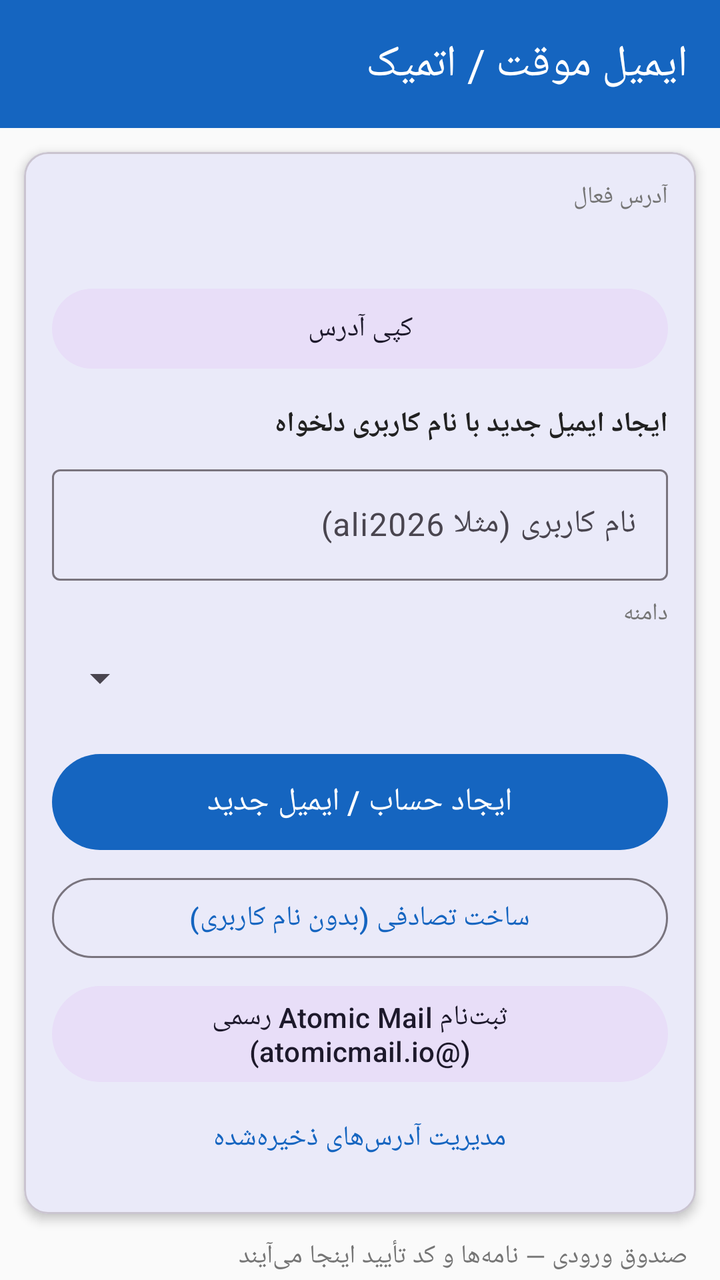
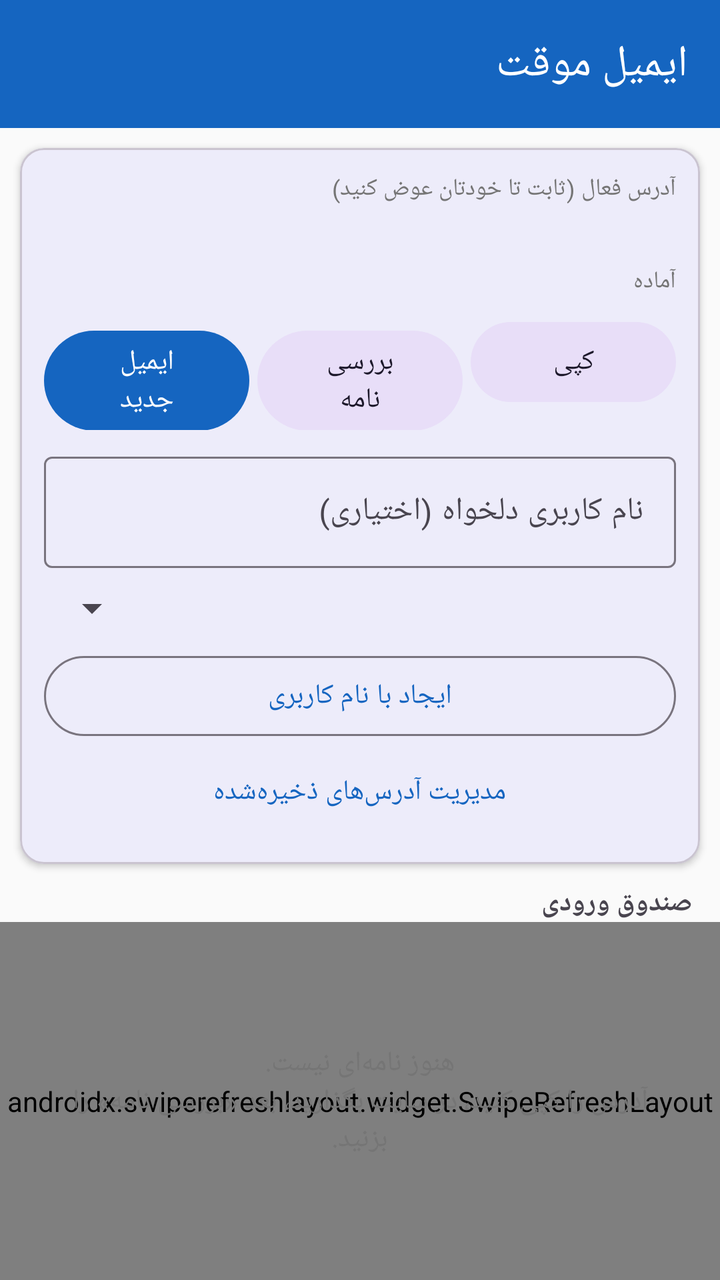

Two renders of the same Android screen: before a commit and after it. Below are the layout's source before the change and the commit's diff.
<!-- AndroidManifest.xml: application theme Theme.PersianEmail -->
<!-- res/layout/activity_temp_mail.xml -->
<?xml version="1.0" encoding="utf-8"?>
<androidx.coordinatorlayout.widget.CoordinatorLayout
    xmlns:android="http://schemas.android.com/apk/res/android"
    xmlns:app="http://schemas.android.com/apk/res-auto"
    android:layout_width="match_parent"
    android:layout_height="match_parent"
    android:layoutDirection="rtl"
    android:background="@color/bg">

    <com.google.android.material.appbar.AppBarLayout
        android:layout_width="match_parent"
        android:layout_height="wrap_content">
        <com.google.android.material.appbar.MaterialToolbar
            android:id="@+id/toolbar"
            android:layout_width="match_parent"
            android:layout_height="?attr/actionBarSize"
            android:background="@color/primary"
            app:title="ایمیل موقت / اتمیک"
            app:titleTextColor="@android:color/white" />
    </com.google.android.material.appbar.AppBarLayout>

    <LinearLayout
        android:layout_width="match_parent"
        android:layout_height="match_parent"
        android:orientation="vertical"
        app:layout_behavior="@string/appbar_scrolling_view_behavior">

        <com.google.android.material.card.MaterialCardView
            android:layout_width="match_parent"
            android:layout_height="wrap_content"
            android:layout_margin="12dp"
            app:cardElevation="3dp"
            app:cardCornerRadius="12dp">

            <LinearLayout
                android:layout_width="match_parent"
                android:layout_height="wrap_content"
                android:orientation="vertical"
                android:padding="14dp">

                <TextView
                    android:layout_width="match_parent"
                    android:layout_height="wrap_content"
                    android:text="آدرس فعال"
                    android:textSize="12sp"
                    android:textColor="@color/text_muted" />

                <TextView
                    android:id="@+id/activeAddress"
                    android:layout_width="match_parent"
                    android:layout_height="wrap_content"
                    android:textSize="16sp"
                    android:textStyle="bold"
                    android:textColor="@color/text"
                    android:textIsSelectable="true"
                    android:layout_marginTop="4dp"
                    android:contentDescription="آدرس ایمیل موقت فعال" />

                <com.google.android.material.button.MaterialButton
                    android:id="@+id/btnCopy"
                    style="@style/Widget.Material3.Button.TonalButton"
                    android:layout_width="match_parent"
                    android:layout_height="wrap_content"
                    android:layout_marginTop="8dp"
                    android:text="کپی آدرس"
                    android:contentDescription="کپی آدرس ایمیل" />

                <TextView
                    android:layout_width="match_parent"
                    android:layout_height="wrap_content"
                    android:layout_marginTop="14dp"
                    android:text="ایجاد ایمیل جدید با نام کاربری دلخواه"
                    android:textStyle="bold"
                    android:textSize="14sp"
                    android:textColor="@color/text"
                    android:contentDescription="ایجاد ایمیل جدید با نام کاربری" />

                <com.google.android.material.textfield.TextInputLayout
                    android:layout_width="match_parent"
                    android:layout_height="wrap_content"
                    android:layout_marginTop="8dp"
                    style="@style/Widget.Material3.TextInputLayout.OutlinedBox">
                    <com.google.android.material.textfield.TextInputEditText
                        android:id="@+id/usernameInput"
                        android:layout_width="match_parent"
                        android:layout_height="wrap_content"
                        android:hint="نام کاربری (مثلا ali2026)"
                        android:inputType="textEmailAddress"
                        android:maxLines="1"
                        android:contentDescription="نام کاربری ایمیل" />
                </com.google.android.material.textfield.TextInputLayout>

                <TextView
                    android:layout_width="match_parent"
                    android:layout_height="wrap_content"
                    android:layout_marginTop="8dp"
                    android:text="دامنه"
                    android:textSize="12sp"
                    android:textColor="@color/text_muted" />

                <Spinner
                    android:id="@+id/domainSpinner"
                    android:layout_width="match_parent"
                    android:layout_height="48dp"
                    android:contentDescription="انتخاب دامنه" />

                <com.google.android.material.button.MaterialButton
                    android:id="@+id/btnCreateAccount"
                    android:layout_width="match_parent"
                    android:layout_height="56dp"
                    android:layout_marginTop="10dp"
                    android:text="ایجاد حساب / ایمیل جدید"
                    android:textSize="16sp"
                    android:contentDescription="ایجاد حساب ایمیل جدید با نام کاربری" />

                <com.google.android.material.button.MaterialButton
                    android:id="@+id/btnCreateRandom"
                    style="@style/Widget.Material3.Button.OutlinedButton"
                    android:layout_width="match_parent"
                    android:layout_height="wrap_content"
                    android:layout_marginTop="6dp"
                    android:text="ساخت تصادفی (بدون نام کاربری)"
                    android:contentDescription="ساخت ایمیل تصادفی" />

                <com.google.android.material.button.MaterialButton
                    android:id="@+id/btnAtomicOfficial"
                    style="@style/Widget.Material3.Button.TonalButton"
                    android:layout_width="match_parent"
                    android:layout_height="wrap_content"
                    android:layout_marginTop="6dp"
                    android:text="ثبت‌نام Atomic Mail رسمی (@atomicmail.io)"
                    android:contentDescription="ثبت‌نام در Atomic Mail رسمی" />

                <com.google.android.material.button.MaterialButton
                    android:id="@+id/btnSwitch"
                    style="@style/Widget.Material3.Button.TextButton"
                    android:layout_width="match_parent"
                    android:layout_height="wrap_content"
                    android:text="مدیریت آدرس‌های ذخیره‌شده"
                    android:contentDescription="مدیریت ایمیل‌های موقت" />
            </LinearLayout>
        </com.google.android.material.card.MaterialCardView>

        <TextView
            android:layout_width="match_parent"
            android:layout_height="wrap_content"
            android:paddingHorizontal="16dp"
            android:text="صندوق ورودی — نامه‌ها و کد تأیید اینجا می‌آیند"
            android:textSize="13sp"
            android:textColor="@color/text_muted"
            android:contentDescription="صندوق ورودی موقت" />

        <androidx.swiperefreshlayout.widget.SwipeRefreshLayout
            android:id="@+id/swipe"
            android:layout_width="match_parent"
            android:layout_height="0dp"
            android:layout_weight="1"
            android:layout_marginTop="8dp">

            <androidx.recyclerview.widget.RecyclerView
                android:id="@+id/list"
                android:layout_width="match_parent"
                android:layout_height="match_parent"
                android:padding="8dp"
                android:clipToPadding="false"
                android:contentDescription="فهرست نامه‌های موقت" />
        </androidx.swiperefreshlayout.widget.SwipeRefreshLayout>

        <TextView
            android:id="@+id/empty"
            android:layout_width="match_parent"
            android:layout_height="wrap_content"
            android:gravity="center"
            android:padding="24dp"
            android:text="هنوز نامه‌ای نرسیده. آدرس را کپی کنید و در سایت‌ها استفاده کنید."
            android:textColor="@color/text_muted"
            android:visibility="gone" />
    </LinearLayout>
</androidx.coordinatorlayout.widget.CoordinatorLayout>
<!-- resources referenced by this layout -->
<resources>
  <color name="bg">#FAFAFA</color>
  <color name="primary">#1565C0</color>
  <color name="text">#212121</color>
  <color name="text_muted">#757575</color>
  <style name="Theme.PersianEmail" parent="Theme.Material3.Light.NoActionBar">
          <item name="colorPrimary">@color/primary</item>
          <item name="colorPrimaryDark">@color/primary_dark</item>
          <item name="colorAccent">@color/accent</item>
          <item name="android:statusBarColor">@color/primary_dark</item>
          <item name="android:navigationBarColor">@color/surface</item>
          <item name="android:windowBackground">@color/bg</item>
      </style>
  <color name="primary_dark">#0D47A1</color>
  <color name="accent">#00897B</color>
  <color name="surface">#FFFFFF</color>
</resources>

<!-- the commit's change to res/layout/activity_temp_mail.xml (unified diff, before → after) -->
@@ -15,7 +15,7 @@
             android:layout_width="match_parent"
             android:layout_height="?attr/actionBarSize"
             android:background="@color/primary"
-            app:title="ایمیل موقت / اتمیک"
+            app:title="ایمیل موقت"
             app:titleTextColor="@android:color/white" />
     </com.google.android.material.appbar.AppBarLayout>
 
@@ -28,20 +28,20 @@
         <com.google.android.material.card.MaterialCardView
             android:layout_width="match_parent"
             android:layout_height="wrap_content"
-            android:layout_margin="12dp"
-            app:cardElevation="3dp"
+            android:layout_margin="10dp"
+            app:cardElevation="2dp"
             app:cardCornerRadius="12dp">
 
             <LinearLayout
                 android:layout_width="match_parent"
                 android:layout_height="wrap_content"
                 android:orientation="vertical"
-                android:padding="14dp">
+                android:padding="12dp">
 
                 <TextView
                     android:layout_width="match_parent"
                     android:layout_height="wrap_content"
-                    android:text="آدرس فعال"
+                    android:text="آدرس فعال (ثابت تا خودتان عوض کنید)"
                     android:textSize="12sp"
                     android:textColor="@color/text_muted" />
 
@@ -56,80 +56,79 @@
                     android:layout_marginTop="4dp"
                     android:contentDescription="آدرس ایمیل موقت فعال" />
 
-                <com.google.android.material.button.MaterialButton
-                    android:id="@+id/btnCopy"
-                    style="@style/Widget.Material3.Button.TonalButton"
+                <TextView
+                    android:id="@+id/statusText"
                     android:layout_width="match_parent"
                     android:layout_height="wrap_content"
-                    android:layout_marginTop="8dp"
-                    android:text="کپی آدرس"
-                    android:contentDescription="کپی آدرس ایمیل" />
+                    android:layout_marginTop="4dp"
+                    android:textSize="12sp"
+                    android:textColor="@color/text_muted"
+                    android:text="آماده"
+                    android:contentDescription="وضعیت صندوق" />
 
-                <TextView
+                <LinearLayout
                     android:layout_width="match_parent"
                     android:layout_height="wrap_content"
-                    android:layout_marginTop="14dp"
-                    android:text="ایجاد ایمیل جدید با نام کاربری دلخواه"
-                    android:textStyle="bold"
-                    android:textSize="14sp"
-                    android:textColor="@color/text"
-                    android:contentDescription="ایجاد ایمیل جدید با نام کاربری" />
+                    android:orientation="horizontal"
+                    android:layout_marginTop="8dp">
+
+                    <com.google.android.material.button.MaterialButton
+                        android:id="@+id/btnCopy"
+                        style="@style/Widget.Material3.Button.TonalButton"
+                        android:layout_width="0dp"
+                        android:layout_height="wrap_content"
+                        android:layout_weight="1"
+                        android:text="کپی"
+                        android:layout_marginEnd="4dp"
+                        android:contentDescription="کپی آدرس" />
+
+                    <com.google.android.material.button.MaterialButton
+                        android:id="@+id/btnRefresh"
+                        style="@style/Widget.Material3.Button.TonalButton"
+                        android:layout_width="0dp"
+                        android:layout_height="wrap_content"
+                        android:layout_weight="1"
+                        android:text="بررسی نامه"
+                        android:layout_marginEnd="4dp"
+                        android:contentDescription="بررسی نامه‌های جدید" />
+
+                    <com.google.android.material.button.MaterialButton
+                        android:id="@+id/btnCreateRandom"
+                        android:layout_width="0dp"
+                        android:layout_height="wrap_content"
+                        android:layout_weight="1"
+                        android:text="ایمیل جدید"
+                        android:contentDescription="ساخت ایمیل تصادفی جدید" />
+                </LinearLayout>
 
                 <com.google.android.material.textfield.TextInputLayout
                     android:layout_width="match_parent"
                     android:layout_height="wrap_content"
                     android:layout_marginTop="8dp"
-                    style="@style/Widget.Material3.TextInputLayout.OutlinedBox">
+                    style="@style/Widget.Material3.TextInputLayout.OutlinedBox"
+                    android:hint="نام کاربری دلخواه (اختیاری)">
                     <com.google.android.material.textfield.TextInputEditText
                         android:id="@+id/usernameInput"
                         android:layout_width="match_parent"
                         android:layout_height="wrap_content"
-                        android:hint="نام کاربری (مثلا ali2026)"
                         android:inputType="textEmailAddress"
                         android:maxLines="1"
-                        android:contentDescription="نام کاربری ایمیل" />
+                        android:contentDescription="نام کاربری" />
                 </com.google.android.material.textfield.TextInputLayout>
-
-                <TextView
-                    android:layout_width="match_parent"
-                    android:layout_height="wrap_content"
-                    android:layout_marginTop="8dp"
-                    android:text="دامنه"
-                    android:textSize="12sp"
-                    android:textColor="@color/text_muted" />
 
                 <Spinner
                     android:id="@+id/domainSpinner"
                     android:layout_width="match_parent"
-                    android:layout_height="48dp"
-                    android:contentDescription="انتخاب دامنه" />
+                    android:layout_height="40dp"
+                    android:contentDescription="دامنه" />
 
                 <com.google.android.material.button.MaterialButton
                     android:id="@+id/btnCreateAccount"
-                    android:layout_width="match_parent"
-                    android:layout_height="56dp"
-                    android:layout_marginTop="10dp"
-                    android:text="ایجاد حساب / ایمیل جدید"
-                    android:textSize="16sp"
-                    android:contentDescription="ایجاد حساب ایمیل جدید با نام کاربری" />
-
-                <com.google.android.material.button.MaterialButton
-                    android:id="@+id/btnCreateRandom"
                     style="@style/Widget.Material3.Button.OutlinedButton"
                     android:layout_width="match_parent"
                     android:layout_height="wrap_content"
-                    android:layout_marginTop="6dp"
-                    android:text="ساخت تصادفی (بدون نام کاربری)"
-                    android:contentDescription="ساخت ایمیل تصادفی" />
-
-                <com.google.android.material.button.MaterialButton
-                    android:id="@+id/btnAtomicOfficial"
-                    style="@style/Widget.Material3.Button.TonalButton"
-                    android:layout_width="match_parent"
-                    android:layout_height="wrap_content"
-                    android:layout_marginTop="6dp"
-                    android:text="ثبت‌نام Atomic Mail رسمی (@atomicmail.io)"
-                    android:contentDescription="ثبت‌نام در Atomic Mail رسمی" />
+                    android:text="ایجاد با نام کاربری"
+                    android:contentDescription="ایجاد با نام کاربری" />
 
                 <com.google.android.material.button.MaterialButton
                     android:id="@+id/btnSwitch"
@@ -137,43 +136,49 @@
                     android:layout_width="match_parent"
                     android:layout_height="wrap_content"
                     android:text="مدیریت آدرس‌های ذخیره‌شده"
-                    android:contentDescription="مدیریت ایمیل‌های موقت" />
+                    android:contentDescription="مدیریت آدرس‌ها" />
             </LinearLayout>
         </com.google.android.material.card.MaterialCardView>
 
         <TextView
             android:layout_width="match_parent"
             android:layout_height="wrap_content"
-            android:paddingHorizontal="16dp"
-            android:text="صندوق ورودی — نامه‌ها و کد تأیید اینجا می‌آیند"
-            android:textSize="13sp"
-            android:textColor="@color/text_muted"
-            android:contentDescription="صندوق ورودی موقت" />
+            android:paddingHorizontal="14dp"
+            android:text="صندوق ورودی"
+            android:textStyle="bold"
+            android:textSize="14sp"
+            android:contentDescription="صندوق ورودی" />
 
-        <androidx.swiperefreshlayout.widget.SwipeRefreshLayout
-            android:id="@+id/swipe"
+        <FrameLayout
             android:layout_width="match_parent"
             android:layout_height="0dp"
-            android:layout_weight="1"
-            android:layout_marginTop="8dp">
+            android:layout_weight="1">
 
-            <androidx.recyclerview.widget.RecyclerView
-                android:id="@+id/list"
+            <androidx.swiperefreshlayout.widget.SwipeRefreshLayout
+                android:id="@+id/swipe"
                 android:layout_width="match_parent"
-                android:layout_height="match_parent"
-                android:padding="8dp"
-                android:clipToPadding="false"
-                android:contentDescription="فهرست نامه‌های موقت" />
-        </androidx.swiperefreshlayout.widget.SwipeRefreshLayout>
+                android:layout_height="match_parent">
 
-        <TextView
-            android:id="@+id/empty"
-            android:layout_width="match_parent"
-            android:layout_height="wrap_content"
-            android:gravity="center"
-            android:padding="24dp"
-            android:text="هنوز نامه‌ای نرسیده. آدرس را کپی کنید و در سایت‌ها استفاده کنید."
-            android:textColor="@color/text_muted"
-            android:visibility="gone" />
+                <androidx.recyclerview.widget.RecyclerView
+                    android:id="@+id/list"
+                    android:layout_width="match_parent"
+                    android:layout_height="match_parent"
+                    android:padding="8dp"
+                    android:clipToPadding="false"
+                    android:contentDescription="فهرست نامه‌ها" />
+            </androidx.swiperefreshlayout.widget.SwipeRefreshLayout>
+
+            <TextView
+                android:id="@+id/empty"
+                android:layout_width="match_parent"
+                android:layout_height="wrap_content"
+                android:layout_gravity="center"
+                android:gravity="center"
+                android:padding="24dp"
+                android:text="هنوز نامه‌ای نیست.\nآدرس را کپی کنید، در سایت بگذارید، بعد «بررسی نامه» را بزنید."
+                android:textColor="@color/text_muted"
+                android:visibility="visible"
+                android:contentDescription="صندوق خالی" />
+        </FrameLayout>
     </LinearLayout>
 </androidx.coordinatorlayout.widget.CoordinatorLayout>
